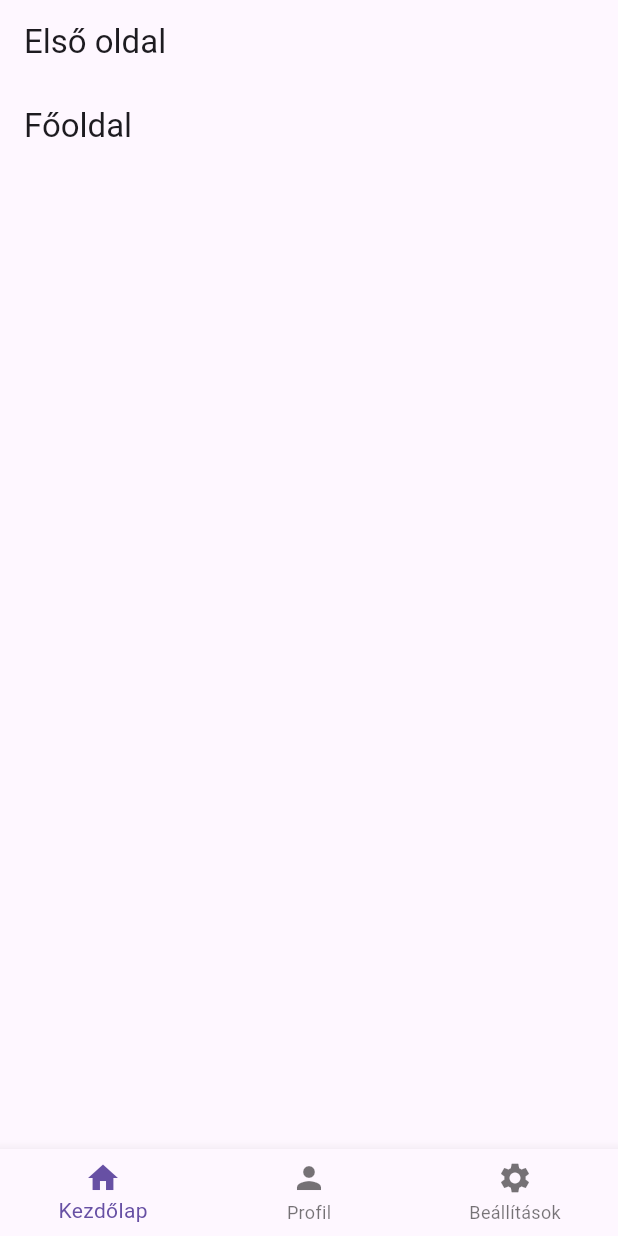
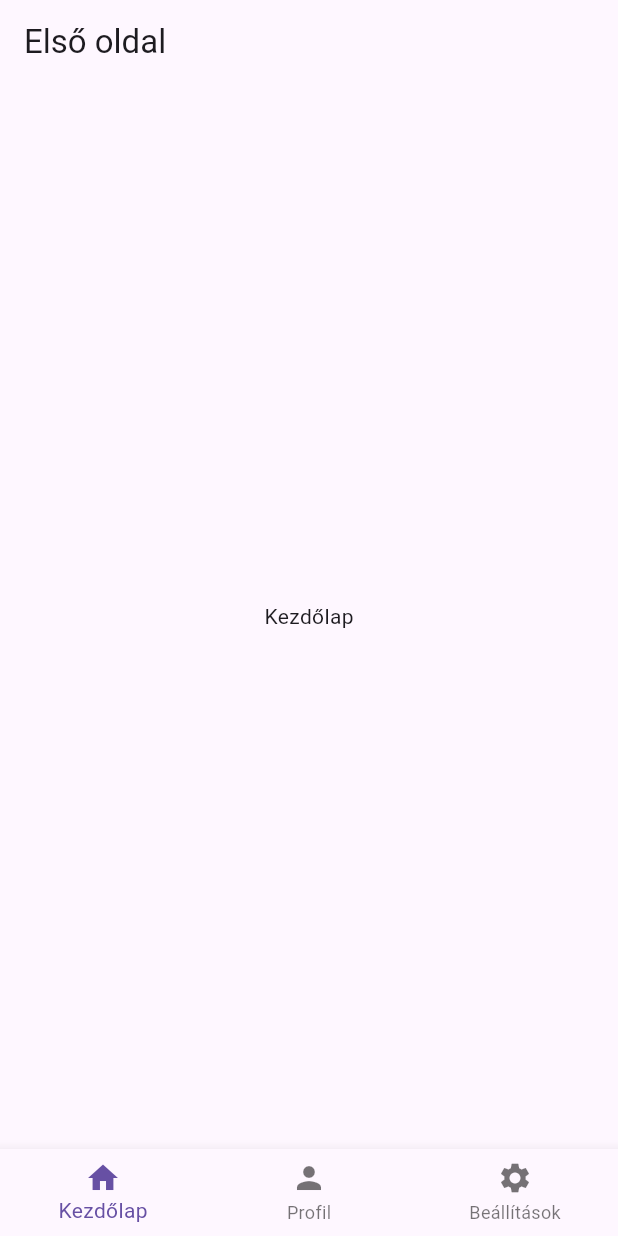
Before and after one commit to dajkagabi/Flutter-2024, a Flutter app: the screen it shows after launch, on a phone screen of 412 x 824 dp. Run offline on Flutter 3.47's test engine with Material 3 defaults, Android fonts, the phone set to English and light mode, and no system bars.

Commit message:
Kezdőlap

```diff
--- a/lib/pages/home_page.dart
+++ b/lib/pages/home_page.dart
@@ -8,8 +8,8 @@ class HomePage extends StatelessWidget {
   @override
   Widget build(BuildContext context) {
     return Scaffold(
-      appBar: AppBar(
-        title: Text("Főoldal"),
+      body: Center(
+        child: Text("Kezdőlap"),
       ),
     );
   }
```
